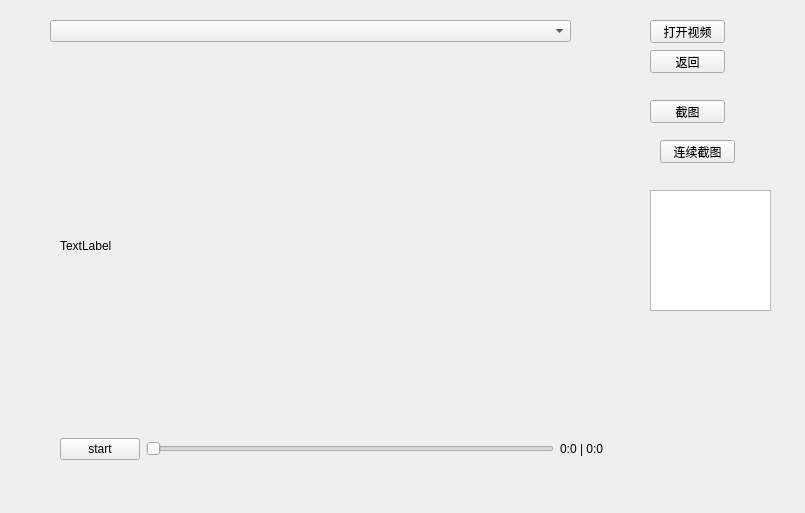
Above: videoprocess/videoproc.ui from Wangyabin-sss/OpencvUsefulTool before the change. Below: the same form after it.
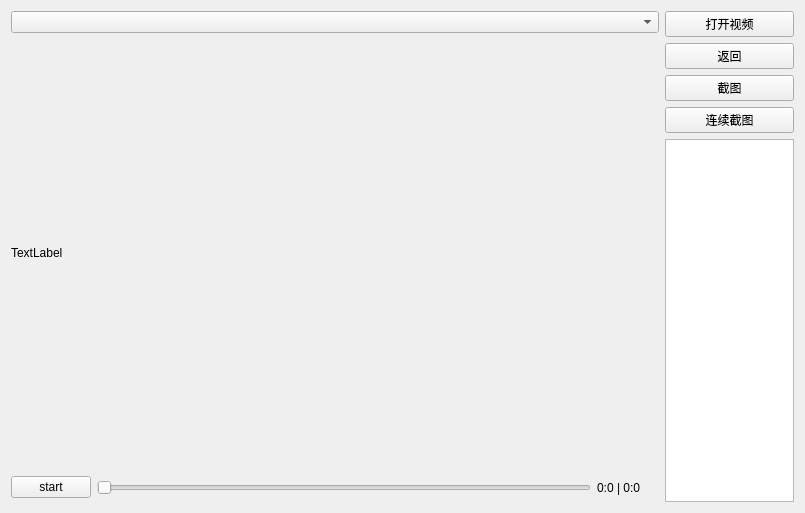
That is the form after the change.

Diff of the .ui file:
```diff
--- a/videoprocess/videoproc.ui
+++ b/videoprocess/videoproc.ui
@@ -13,78 +13,14 @@
   <property name="windowTitle">
    <string>Form</string>
   </property>
-  <widget class="QPushButton" name="pushButton">
-   <property name="geometry">
-    <rect>
-     <x>650</x>
-     <y>50</y>
-     <width>75</width>
-     <height>23</height>
-    </rect>
-   </property>
-   <property name="text">
-    <string>返回</string>
-   </property>
-  </widget>
-  <widget class="QPushButton" name="openvideo">
-   <property name="geometry">
-    <rect>
-     <x>650</x>
-     <y>20</y>
-     <width>75</width>
-     <height>23</height>
-    </rect>
-   </property>
-   <property name="text">
-    <string>打开视频</string>
-   </property>
-  </widget>
-  <widget class="QComboBox" name="comboBox">
-   <property name="geometry">
-    <rect>
-     <x>50</x>
-     <y>20</y>
-     <width>521</width>
-     <height>22</height>
-    </rect>
-   </property>
-  </widget>
-  <widget class="QPushButton" name="screenshot">
-   <property name="geometry">
-    <rect>
-     <x>650</x>
-     <y>100</y>
-     <width>75</width>
-     <height>23</height>
-    </rect>
-   </property>
-   <property name="text">
-    <string>截图</string>
-   </property>
-  </widget>
-  <widget class="QPushButton" name="screenshot2">
-   <property name="geometry">
-    <rect>
-     <x>660</x>
-     <y>140</y>
-     <width>75</width>
-     <height>23</height>
-    </rect>
-   </property>
-   <property name="text">
-    <string>连续截图</string>
-   </property>
-  </widget>
-  <widget class="QWidget" name="layoutWidget">
-   <property name="geometry">
-    <rect>
-     <x>60</x>
-     <y>70</y>
-     <width>551</width>
-     <height>401</height>
-    </rect>
-   </property>
-   <layout class="QVBoxLayout" name="verticalLayout" stretch="8,1">
+  <layout class="QGridLayout" name="gridLayout">
+   <item row="0" column="0">
+    <layout class="QHBoxLayout" name="horizontalLayout_2" stretch="5,1">
+     <item>
+      <layout class="QVBoxLayout" name="verticalLayout" stretch="1,15,1">
+       <item>
+        <widget class="QComboBox" name="comboBox"/>
+       </item>
     <item>
      <widget class="QLabel" name="label">
       <property name="text">
@@ -121,17 +57,45 @@
      </layout>
     </item>
    </layout>
-  </widget>
-  <widget class="QTextEdit" name="textEdit">
-   <property name="geometry">
-    <rect>
-     <x>650</x>
-     <y>190</y>
-     <width>121</width>
-     <height>121</height>
-    </rect>
-   </property>
-  </widget>
+     </item>
+     <item>
+      <layout class="QVBoxLayout" name="verticalLayout_2">
+       <item>
+        <widget class="QPushButton" name="openvideo">
+         <property name="text">
+          <string>打开视频</string>
+         </property>
+        </widget>
+       </item>
+       <item>
+        <widget class="QPushButton" name="pushButton">
+         <property name="text">
+          <string>返回</string>
+         </property>
+        </widget>
+       </item>
+       <item>
+        <widget class="QPushButton" name="screenshot">
+         <property name="text">
+          <string>截图</string>
+         </property>
+        </widget>
+       </item>
+       <item>
+        <widget class="QPushButton" name="screenshot2">
+         <property name="text">
+          <string>连续截图</string>
+         </property>
+        </widget>
+       </item>
+       <item>
+        <widget class="QTextEdit" name="textEdit"/>
+       </item>
+      </layout>
+     </item>
+    </layout>
+   </item>
+  </layout>
  </widget>
  <resources/>
  <connections/>
```
Lines whose indentation alone changed are shown as unchanged.
